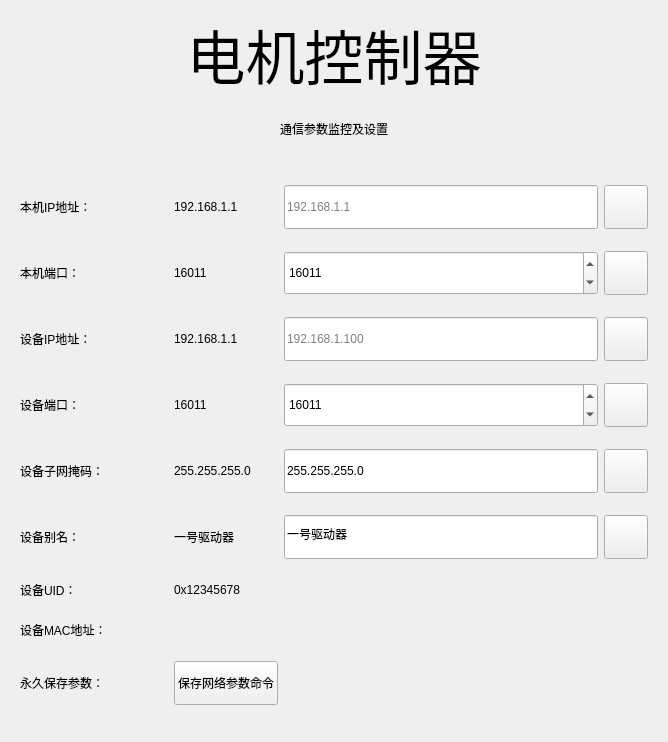
This is src/ui/network_setting.ui in MisakaMikoto128/UDP_Oscilloscope as Qt 5 draws it before an edit. The edited form follows.
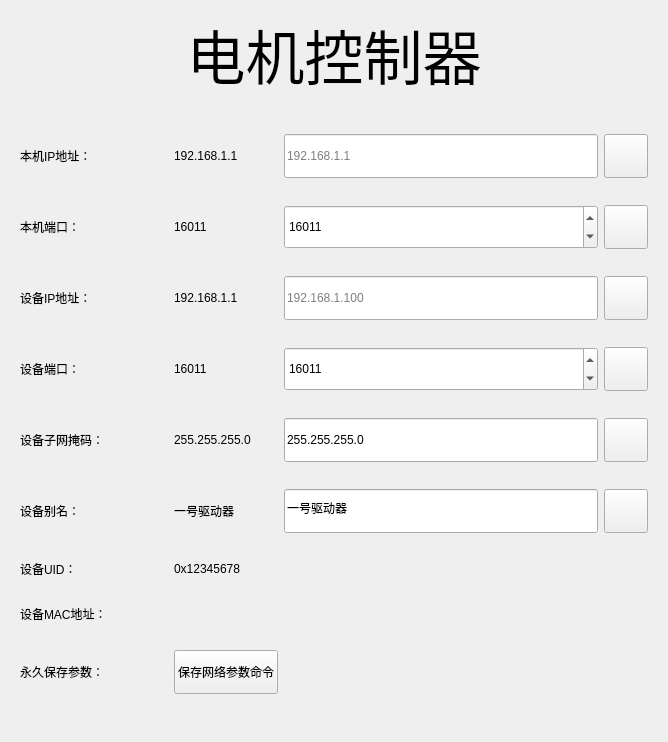
This is the edited form. Icons and pictures are not drawn. Custom widgets are drawn as their Qt base class.

Commit message: 去除网络参数设置界面的标题

```diff
--- a/src/ui/network_setting.ui
+++ b/src/ui/network_setting.ui
@@ -39,34 +39,6 @@
     </widget>
    </item>
    <item row="1" column="0" colspan="3">
-    <widget class="SubtitleLabel" name="SubtitleLabel">
-     <property name="sizePolicy">
-      <sizepolicy hsizetype="Preferred" vsizetype="Fixed">
-       <horstretch>0</horstretch>
-       <verstretch>0</verstretch>
-      </sizepolicy>
-     </property>
-     <property name="minimumSize">
-      <size>
-       <width>0</width>
-       <height>50</height>
-      </size>
-     </property>
-     <property name="maximumSize">
-      <size>
-       <width>16777215</width>
-       <height>50</height>
-      </size>
-     </property>
-     <property name="text">
-      <string>通信参数监控及设置</string>
-     </property>
-     <property name="alignment">
-      <set>Qt::AlignCenter</set>
-     </property>
-    </widget>
-   </item>
-   <item row="2" column="0" colspan="3">
     <widget class="CardWidget" name="CardWidget">
      <layout class="QGridLayout" name="gridLayout">
       <item row="0" column="0">
```
The commit also changes 1 other file.
